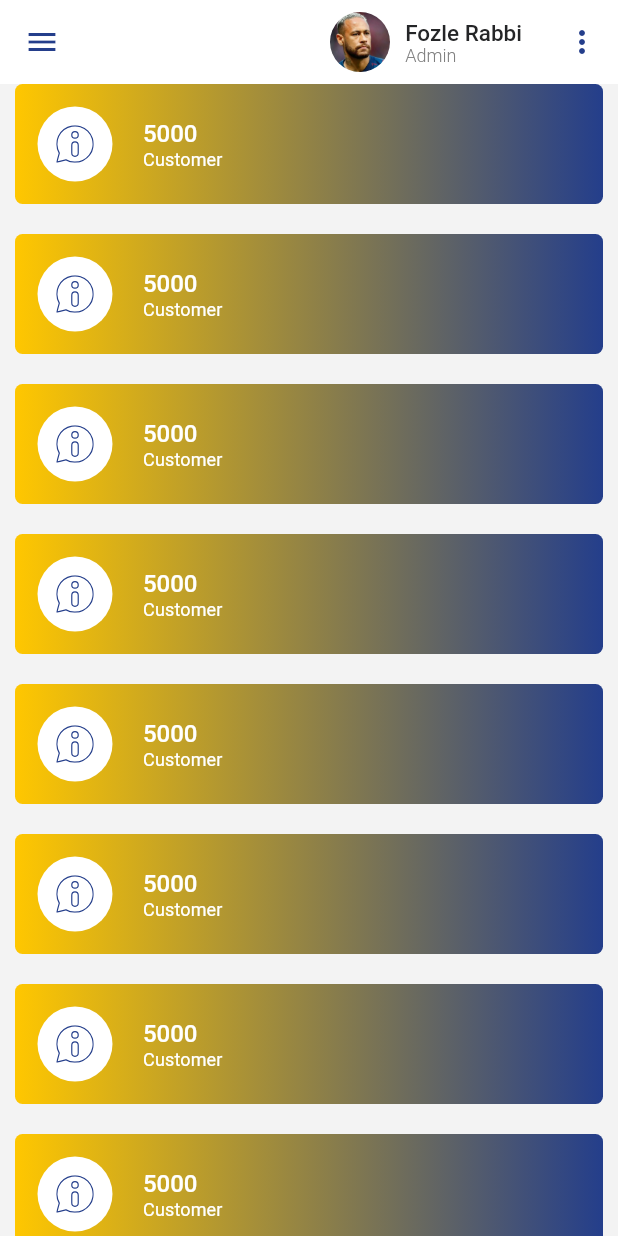
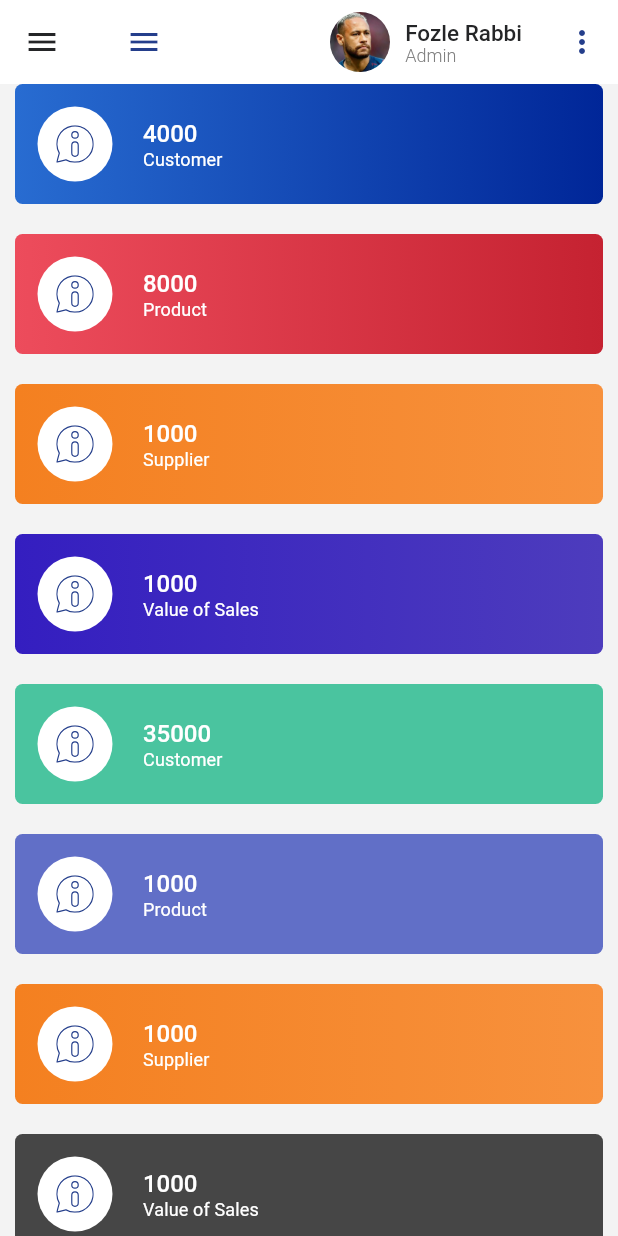
Before and after one commit to fozlerabbi321/flutter_dashboard, a Flutter app: the screen it shows after launch, in the side drawer, after a tap on the "menu" icon, on a phone screen of 412 x 824 dp. Run offline on Flutter 3.47's test engine with Material 2 defaults, Android fonts, the phone set to English and light mode, and no system bars; our stand-ins replace flutter_svg, get, get_storage, google_fonts, shared_preferences.

Commit message:
Side menu design and support design mobile, tab, with web

```diff
--- a/lib/controllers/dashboard_controller.dart
+++ b/lib/controllers/dashboard_controller.dart
@@ -1,5 +1,6 @@
 import 'package:get/get.dart';
 
+import '../models/response/rp_dash_board_list.dart';
 import '../services/repository/home_repo.dart';
 
 class DashboardController extends GetxController {
@@ -8,10 +9,18 @@ class DashboardController extends GetxController {
     required this.homeRepo,
   });
 
+  final RpDashboardTopList _topList = RpDashboardTopList();
   bool _isAccountPopup = false;
+  bool _isMenu = false;
   bool _isMenuPopup = false;
+  bool _isExpand = false;
+  bool _isExpand2 = false;
   bool get isAccountPopup => _isAccountPopup;
+  RpDashboardTopList get topList => _topList;
   bool get isMenuPopup => _isMenuPopup;
+  bool get isExpand => _isExpand;
+  bool get isExpand2 => _isExpand2;
+  bool get isMenu => _isMenu;
 
   ///open and close account popup
   void updateAccountPopup() {
@@ -26,4 +35,19 @@ class DashboardController extends GetxController {
     _isAccountPopup = false;
     update();
   }
+
+  void updateIsExpand() {
+    _isExpand = !_isExpand;
+    update();
+  }
+
+  void updateIsExpand2() {
+    _isExpand2 = !_isExpand2;
+    update();
+  }
+
+  void updateMenu() {
+    _isMenu = !_isMenu;
+    update();
+  }
 }
--- a/lib/contstants/images.dart
+++ b/lib/contstants/images.dart
@@ -25,4 +25,7 @@ class Images {
   static const String help = kIConDir + 'help.svg';
   static const String location = kIConDir + 'location.svg';
   static const String account = kIConDir + 'account.svg';
+  static const String dropDown = kIConDir + 'drop_down.svg';
+  static const String dropTop = kIConDir + 'drop_top.svg';
+  static const String rightArrow = kIConDir + 'right_arrow.svg';
 }
--- /dev/null
+++ b/lib/models/response/rp_dash_board_list.dart
@@ -0,0 +1,78 @@
+import 'package:flutter/material.dart';
+import 'package:flutter_dashboard/contstants/colors_data.dart';
+import 'package:flutter_dashboard/contstants/images.dart';
+
+class RpDashboardTopList {
+  final String icon;
+  final String total;
+  final String subTitle;
+  final Color startColors;
+  final Color endColors;
+
+  RpDashboardTopList({
+    this.icon = Images.about,
+    this.subTitle = 'Customer',
+    this.total = '8000',
+    this.startColors = kPrimaryColor,
+    this.endColors = kSecondaryColor,
+  });
+}
+
+final List<RpDashboardTopList> rpTopList = [
+  RpDashboardTopList(
+    icon: Images.about,
+    total: '4000',
+    subTitle: 'Customer',
+    startColors: const Color(0xFF286CD1),
+    endColors: const Color(0xFF002698),
+  ),
+  RpDashboardTopList(
+    icon: Images.about,
+    total: '8000',
+    subTitle: 'Product',
+    startColors: const Color(0xFFED4C5C),
+    endColors: const Color(0xFFC52231),
+  ),
+  RpDashboardTopList(
+    icon: Images.about,
+    total: '1000',
+    subTitle: 'Supplier',
+    startColors: const Color(0xFFF48020),
+    endColors: const Color(0xFFF7913D),
+  ),
+  RpDashboardTopList(
+    icon: Images.about,
+    total: '1000',
+    subTitle: 'Value of Sales',
+    startColors: const Color(0xFF341EC0),
+    endColors: const Color(0xFF4D3CBD),
+  ),
+  RpDashboardTopList(
+    icon: Images.about,
+    total: '35000',
+    subTitle: 'Customer',
+    startColors: const Color(0xFF4AC49F),
+    endColors: const Color(0xFF4AC49F),
+  ),
+  RpDashboardTopList(
+    icon: Images.about,
+    total: '1000',
+    subTitle: 'Product',
+    startColors: const Color(0xFF616FC7),
+    endColors: const Color(0xFF616FC7),
+  ),
+  RpDashboardTopList(
+    icon: Images.about,
+    total: '1000',
+    subTitle: 'Supplier',
+    startColors: const Color(0xFFF48020),
+    endColors: const Color(0xFFF7913D),
+  ),
+  RpDashboardTopList(
+    icon: Images.about,
+    total: '1000',
+    subTitle: 'Value of Sales',
+    startColors: const Color(0xFF464646),
+    endColors: const Color(0xFF464646),
+  ),
+];
--- a/lib/view/screens/dashboard/dashboard_screen.dart
+++ b/lib/view/screens/dashboard/dashboard_screen.dart
@@ -4,9 +4,11 @@ import 'package:flutter_dashboard/contstants/colors_data.dart';
 import 'package:flutter_dashboard/contstants/images.dart';
 import 'package:flutter_dashboard/contstants/size_config.dart';
 import 'package:flutter_dashboard/contstants/style_data.dart';
+import 'package:flutter_dashboard/models/response/rp_dash_board_list.dart';
 import 'package:flutter_staggered_grid_view/flutter_staggered_grid_view.dart';
 import 'package:get/get.dart';
 
+import '../../widgets/app_bar_logo.dart';
 import '../../widgets/dash_board_top_grid_card.dart';
 import '../../widgets/dashboard_appbar_acount.dart';
 import '../../widgets/side_menu.dart';
@@ -25,24 +27,39 @@ class _DashboardScreenState extends State<DashboardScreen> {
   @override
   Widget build(BuildContext context) {
     SizeConfig().init(context);
+    return GetBuilder<DashboardController>(builder: (dashBoardController) {
       return Scaffold(
         key: _scaffoldKey,
         drawer: ConstrainedBox(
           constraints: const BoxConstraints(maxWidth: 200),
-        child: const SideMenu(),
+          child: SideMenu(
+            dashboardController: dashBoardController,
+          ),
         ),
         appBar: AppBar(
-        leading: IconButton(
+          title: Row(
+            children: [
+              Row(
+                children: [
+                  if (dashBoardController.isMenu)
+                    AppBarLogo(
+                      isMenuClick: dashBoardController.isMenu,
+                    ),
+                  IconButton(
                     icon: const Icon(
                       Icons.menu,
                       color: kPrimaryColor,
                     ),
                     onPressed: () {
+                      if (SizeConfig.isMobile()) {
                         _scaffoldKey.currentState?.openDrawer();
+                      } else {
+                        dashBoardController.updateMenu();
+                      }
                     },
                   ),
-        title: Row(
-          children: [
+                ],
+              ),
               Expanded(
                 child: Container(),
               ),
@@ -65,35 +82,40 @@ class _DashboardScreenState extends State<DashboardScreen> {
             ),
           ],
         ),
-      body: GetBuilder<DashboardController>(
-        builder: (dashBoardController) {
-          return SafeArea(
+        body: SafeArea(
           child: Stack(
             clipBehavior: Clip.none,
             children: [
-                Padding(
+              Row(
+                crossAxisAlignment: CrossAxisAlignment.start,
+                children: [
+                  SizeConfig.isDesktop()
+                      ? SideMenu(
+                          dashboardController: dashBoardController,
+                        )
+                      : const SizedBox(),
+                  Expanded(
+                    child: Padding(
                       padding: EdgeInsets.symmetric(
                           horizontal: SizeConfig.isMobile() ? 10 : 20),
                       child: MasonryGridView.count(
                         crossAxisCount: SizeConfig.isMobile() ? 1 : 4,
                         mainAxisSpacing: SizeConfig.isMobile() ? 20 : 20,
                         crossAxisSpacing: SizeConfig.isMobile() ? 20 : 20,
-                    itemCount: 12,
+                        itemCount: rpTopList.length,
                         physics: const ScrollPhysics(),
+                        shrinkWrap: true,
                         padding: EdgeInsets.zero,
                         itemBuilder: (BuildContext context, int index) {
                           return InkWell(
                             onTap: () {},
-                        child: DashboardTopCard(
-                          icon: Images.about,
-                          title: '5000',
-                          subTitle: 'Customer'.tr,
-                          startColors: kPrimaryColor,
-                          endColors: kSecondaryColor,
-                        ),
+                            child: DashboardTopCard(data: rpTopList[index]),
                           );
                         },
                       ),
+                    ),
+                  ),
+                ],
               ),
               Container(
                 child: dashBoardController.isAccountPopup
@@ -169,8 +191,7 @@ class _DashboardScreenState extends State<DashboardScreen> {
                                     ),
                                   ),
                                   padding: const EdgeInsets.all(15),
-                                    duration:
-                                        const Duration(milliseconds: 5000),
+                                  duration: const Duration(milliseconds: 5000),
                                   curve: Curves.bounceInOut,
                                   child: Column(
                                     crossAxisAlignment:
@@ -212,7 +233,6 @@ class _DashboardScreenState extends State<DashboardScreen> {
                             : const SizedBox(),
                       ),
               ),
-
               /* Container(
                   child: dashBoardController.isMenuPopup
                       ? Positioned(
@@ -276,9 +296,8 @@ class _DashboardScreenState extends State<DashboardScreen> {
                 ),*/
             ],
           ),
-          );
-        },
         ),
       );
+    });
   }
 }
--- /dev/null
+++ b/lib/view/screens/dashboard/widgets/side_menu_expand_card.dart
@@ -0,0 +1,119 @@
+import 'package:flutter/material.dart';
+import 'package:flutter_dashboard/view/screens/dashboard/widgets/side_menu_sub_expand.dart';
+import 'package:flutter_dashboard/view/widgets/text_image_widget.dart';
+import 'package:flutter_svg/svg.dart';
+import 'package:get/get.dart';
+import '../../../../contstants/colors_data.dart';
+import '../../../../contstants/images.dart';
+import '../../../../contstants/size_config.dart';
+
+class SideMenuExpandCard extends StatelessWidget {
+  final double width;
+  final String title;
+  final String image;
+  final bool isSelect;
+  final Function? onTap;
+
+  const SideMenuExpandCard(
+      {Key? key,
+      this.width = 200,
+      required this.title,
+      required this.image,
+      this.isSelect = false,
+      this.onTap})
+      : super(key: key);
+
+  @override
+  Widget build(BuildContext context) {
+    return InkWell(
+      onTap: onTap as Function()?,
+      child: SizedBox(
+        width: width,
+        child: Row(
+          crossAxisAlignment: CrossAxisAlignment.start,
+          children: [
+            Container(
+              color: isSelect
+                  ? const Color(0xFFAF126E)
+                  : Theme.of(context).backgroundColor,
+              width: 3,
+              height: 50,
+            ),
+            Column(
+              crossAxisAlignment: CrossAxisAlignment.start,
+              children: [
+                Container(
+                  height: 50,
+                  width: width - 3.0,
+                  padding: EdgeInsets.only(
+                      left: SizeConfig.isDesktop() ? 15 : 10, right: 15),
+                  decoration: BoxDecoration(
+                    color: isSelect
+                        ? const Color(0xFFe9f7f0)
+                        : Theme.of(context).backgroundColor,
+                    boxShadow: [
+                      kOrdinaryShadow,
+                    ],
+                  ),
+                  child: Row(
+                    crossAxisAlignment: CrossAxisAlignment.center,
+                    children: [
+                      Expanded(
+                        child: TextImageWidgets(
+                          title: title,
+                          image: Images.help,
+                          color:
+                              isSelect ? const Color(0xFFAF126E) : kHintColor,
+                          isSelect: true,
+                          space: SizeConfig.isDesktop() ? 15 : 10,
+                        ),
+                      ),
+                      SizedBox(
+                        width: 15,
+                        height: 15,
+                        child: SvgPicture.asset(
+                          image,
+                          color:
+                              isSelect ? const Color(0xFFAF126E) : kHintColor,
+                        ),
+                      ),
+                    ],
+                  ),
+                ),
+                Container(
+                  child: isSelect
+                      ? Container(
+                          width: width - (SizeConfig.isDesktop() ? 23 : 13),
+                          margin: EdgeInsets.only(
+                            left: SizeConfig.isDesktop() ? 20 : 10,
+                            top: 5,
+                            bottom: 5,
+                          ),
+                          decoration: BoxDecoration(
+                            color: Theme.of(context).backgroundColor,
+                            border: const Border(
+                              left: BorderSide(
+                                  color: kStUnderLineColor, width: 1),
+                            ),
+                          ),
+                          child: ListView.builder(
+                              itemCount: 5,
+                              shrinkWrap: true,
+                              padding: EdgeInsets.zero,
+                              itemBuilder: (context, index) {
+                                return SideMenuSubExpand(
+                                  title: 'Sub cat'.tr,
+                                  isSelect: index == 4 ? true : false,
+                                );
+                              }),
+                        )
+                      : const SizedBox(),
+                ),
+              ],
+            ),
+          ],
+        ),
+      ),
+    );
+  }
+}
--- /dev/null
+++ b/lib/view/widgets/app_bar_logo.dart
@@ -0,0 +1,33 @@
+import 'package:flutter/material.dart';
+
+import '../../contstants/colors_data.dart';
+import '../../contstants/images.dart';
+import '../../contstants/style_data.dart';
+
+class AppBarLogo extends StatelessWidget {
+  final bool isMenuClick;
+  const AppBarLogo({Key? key, this.isMenuClick = false}) : super(key: key);
+
+  @override
+  Widget build(BuildContext context) {
+    return Row(
+      children: [
+        SizedBox(
+          width: 50,
+          height: 50,
+          child: Image.asset(
+            Images.homeLogo,
+          ),
+        ),
+        if (isMenuClick) kWidthBox5,
+        if (isMenuClick)
+          Text(
+            'AmerSolution',
+            style: Theme.of(context).textTheme.headline2?.copyWith(
+                  color: kPrimaryColor,
+                ),
+          ),
+      ],
+    );
+  }
+}
--- a/lib/view/widgets/dash_board_top_grid_card.dart
+++ b/lib/view/widgets/dash_board_top_grid_card.dart
@@ -1,24 +1,17 @@
 import 'package:flutter/material.dart';
 import 'package:flutter_dashboard/contstants/size_config.dart';
 import 'package:flutter_dashboard/contstants/style_data.dart';
+import 'package:flutter_dashboard/models/response/rp_dash_board_list.dart';
 import 'package:flutter_svg/svg.dart';
 
 import '../../contstants/colors_data.dart';
 
 class DashboardTopCard extends StatelessWidget {
-  final String icon;
-  final String title;
-  final String subTitle;
-  final Color startColors;
-  final Color endColors;
+  final RpDashboardTopList data;
 
   const DashboardTopCard({
     Key? key,
-    required this.title,
-    required this.subTitle,
-    required this.icon,
-    required this.startColors,
-    required this.endColors,
+    required this.data,
   }) : super(key: key);
 
   @override
@@ -29,11 +22,11 @@ class DashboardTopCard extends StatelessWidget {
       decoration: BoxDecoration(
         gradient: LinearGradient(
           colors: [
-            startColors,
-            endColors,
+            data.startColors,
+            data.endColors,
           ],
-          begin: Alignment.centerRight,
-          end: Alignment.centerLeft,
+          begin: Alignment.centerLeft,
+          end: Alignment.centerRight,
         ),
         borderRadius: const BorderRadius.all(
           Radius.circular(
@@ -68,7 +61,7 @@ class DashboardTopCard extends StatelessWidget {
                     width: 25,
                     height: 25,
                     child: SvgPicture.asset(
-                      icon,
+                      data.icon,
                       color: kPrimaryColor,
                     ),
                   ),
@@ -79,14 +72,14 @@ class DashboardTopCard extends StatelessWidget {
                 crossAxisAlignment: CrossAxisAlignment.start,
                 children: [
                   Text(
-                    title,
+                    data.total,
                     style: Theme.of(context).textTheme.subtitle1?.copyWith(
                           fontSize: SizeConfig.isDesktop() ? 25 : 16,
                           color: kWhiteColor,
                         ),
                   ),
                   Text(
-                    subTitle,
+                    data.subTitle,
                     style: Theme.of(context).textTheme.subtitle2?.copyWith(
                           color: kWhiteColor,
                           fontSize: SizeConfig.isDesktop() ? 14 : 12,
--- a/lib/view/widgets/side_menu.dart
+++ b/lib/view/widgets/side_menu.dart
@@ -1,22 +1,89 @@
 import 'package:flutter/material.dart';
+import 'package:flutter_dashboard/controllers/dashboard_controller.dart';
 import 'package:flutter_dashboard/contstants/colors_data.dart';
+import 'package:flutter_dashboard/contstants/images.dart';
 import 'package:flutter_dashboard/contstants/size_config.dart';
+import 'package:get/get.dart';
 
 import '../../contstants/style_data.dart';
+import '../screens/dashboard/widgets/side_menu_expand_card.dart';
+import 'app_bar_logo.dart';
+import 'text_image_widget.dart';
 
 class SideMenu extends StatelessWidget {
-  const SideMenu({
-    Key? key,
-  }) : super(key: key);
+  final double width;
+  final DashboardController dashboardController;
+
+  const SideMenu(
+      {Key? key, this.width = 200, required this.dashboardController})
+      : super(key: key);
 
   @override
   Widget build(BuildContext context) {
     return Container(
-      margin: EdgeInsets.only(top: appBarHeight),
+      color: Theme.of(context).backgroundColor,
+      margin: EdgeInsets.only(top: SizeConfig.isDesktop() ? 0 : appBarHeight),
       height: SizeConfig.screenHeight,
       child: SafeArea(
-        child: Container(
-          color: kPrimaryColor,
+        child: Column(
+          children: [
+            if (SizeConfig.isMobile()) kHeightBox10,
+            if (SizeConfig.isMobile())
+              const AppBarLogo(
+                isMenuClick: true,
+              ),
+            if (SizeConfig.isMobile()) kHeightBox10,
+            Row(
+              children: [
+                Container(
+                  color: const Color(0xFFAF126E),
+                  width: 3,
+                  height: 50,
+                ),
+                Container(
+                  height: 50,
+                  width: width - 3.0,
+                  padding:
+                      EdgeInsets.only(left: SizeConfig.isDesktop() ? 15 : 10),
+                  decoration: BoxDecoration(
+                    color: const Color(0xFFe9f7f0),
+                    boxShadow: [
+                      kOrdinaryShadow,
+                    ],
+                  ),
+                  child: TextImageWidgets(
+                    title: 'Dashboard'.tr,
+                    image: Images.help,
+                    color: const Color(0xFFAF126E),
+                    isSelect: true,
+                    space: SizeConfig.isDesktop() ? 15 : 10,
+                  ),
+                ),
+              ],
+            ),
+            kHeightBox5,
+            SideMenuExpandCard(
+              title: 'Supplier'.tr,
+              image: dashboardController.isExpand
+                  ? Images.dropDown
+                  : Images.rightArrow,
+              isSelect: dashboardController.isExpand,
+              onTap: () {
+                dashboardController.updateIsExpand();
+              },
+            ),
+            kHeightBox5,
+            SideMenuExpandCard(
+              title: 'Product'.tr,
+              image: dashboardController.isExpand2
+                  ? Images.dropDown
+                  : Images.rightArrow,
+              isSelect: dashboardController.isExpand2,
+              onTap: () {
+                dashboardController.updateIsExpand2();
+              },
+            )
+          ],
         ),
       ),
     );
--- a/lib/view/widgets/text_image_widget.dart
+++ b/lib/view/widgets/text_image_widget.dart
@@ -1,18 +1,21 @@
 import 'package:flutter/material.dart';
 import 'package:flutter_dashboard/contstants/colors_data.dart';
-import 'package:flutter_dashboard/contstants/style_data.dart';
 import 'package:flutter_svg/flutter_svg.dart';
 
 class TextImageWidgets extends StatelessWidget {
   final String image;
   final String title;
   final bool isSelect;
+  final Color color;
+  final double space;
 
   const TextImageWidgets({
     Key? key,
     required this.image,
     required this.title,
     this.isSelect = false,
+    this.color = kPrimaryColor,
+    this.space = 10,
   }) : super(key: key);
 
   @override
@@ -24,17 +27,18 @@ class TextImageWidgets extends StatelessWidget {
           height: 15,
           child: SvgPicture.asset(
             image,
-            color: isSelect
-                ? kPrimaryColor
-                : Theme.of(context).textTheme.subtitle2?.color,
+            color:
+                isSelect ? color : Theme.of(context).textTheme.subtitle2?.color,
           ),
         ),
-        kWidthBox10,
+        SizedBox(
+          width: space,
+        ),
         Text(
           title,
           style: Theme.of(context).textTheme.subtitle2?.copyWith(
                 color: isSelect
-                    ? kPrimaryColor
+                    ? color
                     : Theme.of(context).textTheme.subtitle2?.color,
               ),
         ),
```
Also changed, not shown: lib/view/screens/dashboard/widgets/side_menu_child_expand.dart (added, +48 -0 lines), lib/view/screens/dashboard/widgets/side_menu_sub_expand.dart (added, +79 -0 lines), assets/icons/drop_down.svg (added), assets/icons/drop_top.svg (added), assets/icons/right_arrow.svg (added), assets/images/home_logo.png (added). Lines whose indentation alone changed are shown as unchanged.
